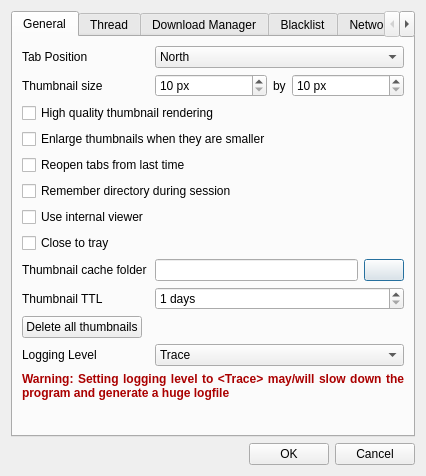
First picture: the form in gui/uiconfig.ui, repository chrisdevchroma/fourchan-dl, before the edit.
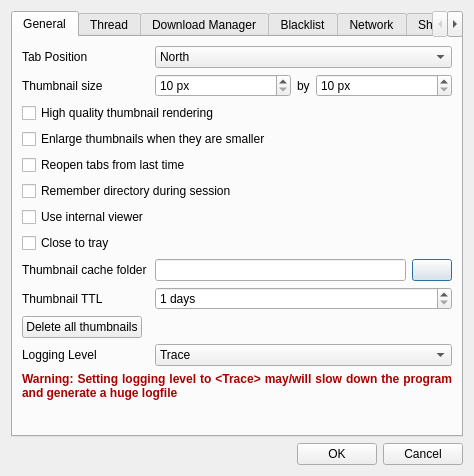
Second picture: the form after the edit. Icons and pictures are not drawn.

```diff
--- a/gui/uiconfig.ui
+++ b/gui/uiconfig.ui
@@ -9,7 +9,7 @@
    <rect>
     <x>0</x>
     <y>0</y>
-    <width>426</width>
+    <width>474</width>
     <height>476</height>
    </rect>
   </property>
```
Left out of the diff: 7 changed lines with no effect on the pictures.
